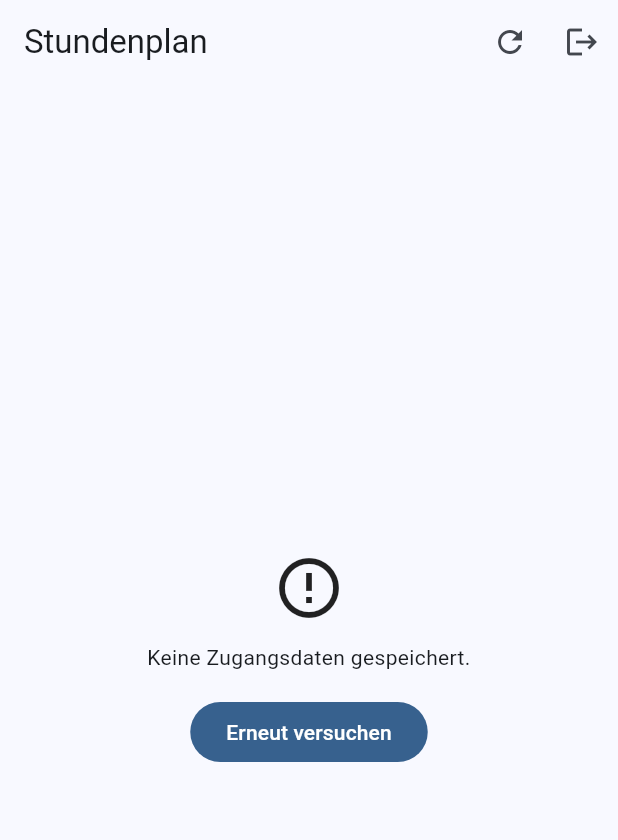
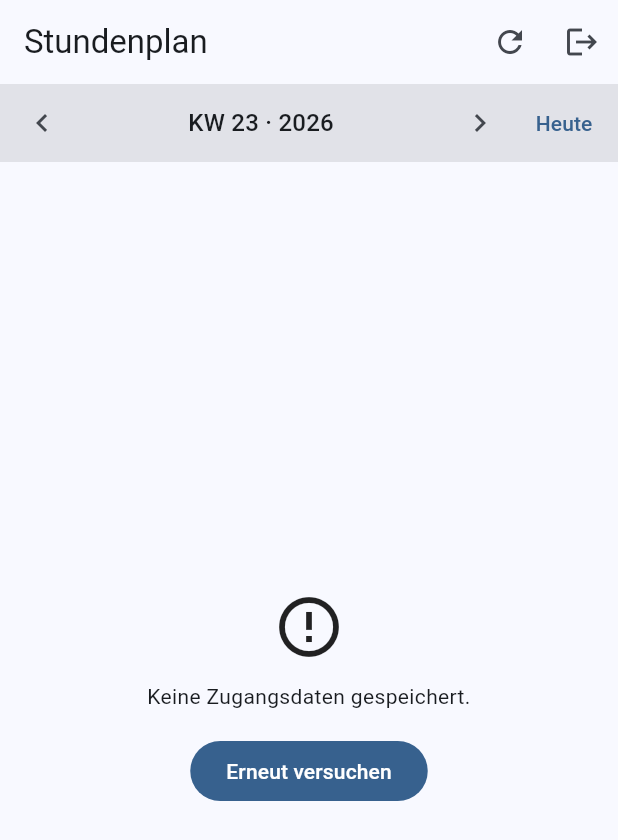
Before and after one commit to Endermen9932/Campus-Planer-fuer-HTW, a Flutter app: the TimetableScreen screen opened directly, on a phone screen of 412 x 824 dp. Shown: the top 840 px of the screen. Run offline on Flutter 3.47's test engine with Material 3 defaults, Android fonts, the phone set to English and light mode, and no system bars; our stand-ins replace flutter_local_notifications, flutter_secure_storage, shared_preferences; missing offline and left inert: workmanager; accounts and stored records are empty.

Commit message:
Add week navigation, validation CLI, and apply dart format
lsf_client: CalendarWeek.current/fromDate/next/previous (ISO 8601 weeks) with 8 new tests (41 total). Add example/fetch_timetable.dart CLI for live validation against the real LSF.

app: wire week navigation into TimetableController and timetable screen (week bar with prev/next/today).

Apply dart format across all Dart sources; update README (test count, done items, CLI usage).

https://claude.ai/code/session_01Gx4WpvRVMgWMTxRXkVgb2P

```diff
--- a/app/lib/src/services/lsf_repository.dart
+++ b/app/lib/src/services/lsf_repository.dart
@@ -6,7 +6,7 @@ import 'credential_store.dart';
 /// als HTML-Parsing) und schließt die Session wieder.
 class LsfRepository {
   LsfRepository({CredentialStore? credentials})
-      : _credentials = credentials ?? CredentialStore();
+    : _credentials = credentials ?? CredentialStore();
 
   final CredentialStore _credentials;
 
--- a/app/lib/src/state/timetable_controller.dart
+++ b/app/lib/src/state/timetable_controller.dart
@@ -7,16 +7,34 @@ enum LoadState { idle, loading, ready, error }
 
 /// Hält den Zustand der Stundenplan-Ansicht und lädt die Daten via Repository.
 class TimetableController extends ChangeNotifier {
-  TimetableController({LsfRepository? repository})
-      : _repository = repository ?? LsfRepository();
+  TimetableController({LsfRepository? repository, CalendarWeek? initialWeek})
+    : _repository = repository ?? LsfRepository(),
+      week = initialWeek ?? CalendarWeek.current();
 
   final LsfRepository _repository;
 
+  /// Aktuell angezeigte Woche.
+  CalendarWeek week;
   LoadState state = LoadState.idle;
   List<ICalEvent> events = const [];
   String? errorMessage;
 
-  Future<void> load({CalendarWeek? week}) async {
+  Future<void> nextWeek() {
+    week = week.next;
+    return load();
+  }
+
+  Future<void> previousWeek() {
+    week = week.previous;
+    return load();
+  }
+
+  Future<void> goToCurrentWeek() {
+    week = CalendarWeek.current();
+    return load();
+  }
+
+  Future<void> load() async {
     state = LoadState.loading;
     errorMessage = null;
     notifyListeners();
--- a/app/lib/src/ui/timetable_screen.dart
+++ b/app/lib/src/ui/timetable_screen.dart
@@ -61,9 +61,21 @@ class _TimetableScreenState extends State<TimetableScreen> {
           ),
         ],
       ),
-      body: RefreshIndicator(
-        onRefresh: () => _controller.load(),
-        child: _buildBody(),
+      body: Column(
+        children: [
+          _WeekBar(
+            week: _controller.week,
+            onPrevious: _controller.previousWeek,
+            onNext: _controller.nextWeek,
+            onToday: _controller.goToCurrentWeek,
+          ),
+          Expanded(
+            child: RefreshIndicator(
+              onRefresh: () => _controller.load(),
+              child: _buildBody(),
+            ),
+          ),
+        ],
       ),
     );
   }
@@ -86,6 +98,54 @@ class _TimetableScreenState extends State<TimetableScreen> {
         }
         return _EventList(events: _controller.events);
     }
+  }
+}
+
+/// Leiste zum Blättern zwischen Kalenderwochen.
+class _WeekBar extends StatelessWidget {
+  const _WeekBar({
+    required this.week,
+    required this.onPrevious,
+    required this.onNext,
+    required this.onToday,
+  });
+
+  final CalendarWeek week;
+  final VoidCallback onPrevious;
+  final VoidCallback onNext;
+  final VoidCallback onToday;
+
+  @override
+  Widget build(BuildContext context) {
+    return Material(
+      color: Theme.of(context).colorScheme.surfaceContainerHighest,
+      child: Padding(
+        padding: const EdgeInsets.symmetric(horizontal: 4, vertical: 2),
+        child: Row(
+          children: [
+            IconButton(
+              icon: const Icon(Icons.chevron_left),
+              tooltip: 'Vorige Woche',
+              onPressed: onPrevious,
+            ),
+            Expanded(
+              child: Center(
+                child: Text(
+                  'KW ${week.week} · ${week.year}',
+                  style: Theme.of(context).textTheme.titleMedium,
+                ),
+              ),
+            ),
+            IconButton(
+              icon: const Icon(Icons.chevron_right),
+              tooltip: 'Nächste Woche',
+              onPressed: onNext,
+            ),
+            TextButton(onPressed: onToday, child: const Text('Heute')),
+          ],
+        ),
+      ),
+    );
   }
 }
 
@@ -115,9 +175,12 @@ class _EventList extends StatelessWidget {
           children: [
             Padding(
               padding: const EdgeInsets.fromLTRB(16, 16, 16, 4),
-              child: Text(day,
-                  style: Theme.of(context).textTheme.titleMedium?.copyWith(
-                      fontWeight: FontWeight.bold)),
+              child: Text(
+                day,
+                style: Theme.of(
+                  context,
+                ).textTheme.titleMedium?.copyWith(fontWeight: FontWeight.bold),
+              ),
             ),
             ...dayEvents.map((e) => _EventTile(event: e)),
           ],
@@ -144,9 +207,10 @@ class _EventTile extends StatelessWidget {
       child: ListTile(
         title: Text(event.summary ?? 'Veranstaltung'),
         subtitle: Text(
-          [time, if (event.location != null) event.location!]
-              .where((s) => s.isNotEmpty)
-              .join('  ·  '),
+          [
+            time,
+            if (event.location != null) event.location!,
+          ].where((s) => s.isNotEmpty).join('  ·  '),
         ),
       ),
     );
@@ -168,7 +232,10 @@ class _ErrorView extends StatelessWidget {
           const SizedBox(height: 12),
           Text(message, textAlign: TextAlign.center),
           const SizedBox(height: 16),
-          FilledButton(onPressed: onRetry, child: const Text('Erneut versuchen')),
+          FilledButton(
+            onPressed: onRetry,
+            child: const Text('Erneut versuchen'),
+          ),
         ],
       ),
     );
--- a/packages/lsf_client/lib/lsf_client.dart
+++ b/packages/lsf_client/lib/lsf_client.dart
@@ -11,5 +11,4 @@ export 'src/login.dart' show LoginForm, looksLoggedIn;
 export 'src/lsf_client_base.dart' show LsfClient;
 export 'src/models.dart';
 export 'src/timetable_html.dart' show TimetableHtmlParser;
-export 'src/transport.dart'
-    show IoLsfTransport, LsfResponse, LsfTransport;
+export 'src/transport.dart' show IoLsfTransport, LsfResponse, LsfTransport;
--- a/packages/lsf_client/lib/src/endpoints.dart
+++ b/packages/lsf_client/lib/src/endpoints.dart
@@ -20,8 +20,8 @@ class LsfEndpoints {
   Uri loginPage() => _build({'state': 'user', 'type': '1'});
 
   /// Logout.
-  Uri logout() =>
-      _build({'state': 'user', 'type': '4', 're': 'last', 'category': 'auth.logout'});
+  Uri logout() => _build(
+      {'state': 'user', 'type': '4', 're': 'last', 'category': 'auth.logout'});
 
   /// Semesterwechsel.
   Uri switchSemester(Semester semester) => _build({
--- a/packages/lsf_client/lib/src/ical.dart
+++ b/packages/lsf_client/lib/src/ical.dart
@@ -48,7 +48,8 @@ class ICalParser {
   /// Whitespace (Space oder Tab); dieses wird entfernt und der Rest an die
   /// vorherige Zeile angehängt.
   static List<String> _unfold(String source) {
-    final raw = source.replaceAll('\r\n', '\n').replaceAll('\r', '\n').split('\n');
+    final raw =
+        source.replaceAll('\r\n', '\n').replaceAll('\r', '\n').split('\n');
     final out = <String>[];
     for (final line in raw) {
       if (line.isEmpty) continue;
@@ -143,7 +144,8 @@ String unescapeText(String input) {
 /// * `YYYYMMDDTHHMMSSZ`  → UTC
 /// * `YYYYMMDDTHHMMSS`   → floating (lokal, ggf. mit `TZID`-Parameter)
 /// * `YYYYMMDD`          → reines Datum (`VALUE=DATE`)
-ICalDateTime parseICalDate(String value, {Map<String, String> params = const {}}) {
+ICalDateTime parseICalDate(String value,
+    {Map<String, String> params = const {}}) {
   final tzid = params['TZID'];
   final isDateValue = params['VALUE']?.toUpperCase() == 'DATE';
 
--- a/packages/lsf_client/lib/src/lsf_client_base.dart
+++ b/packages/lsf_client/lib/src/lsf_client_base.dart
@@ -36,7 +36,8 @@ class LsfClient {
     final form = LoginForm.parse(page.body);
     final body = form.buildBody(username, password);
 
-    final response = await _transport.postForm(_resolveAction(form.actionPath), body);
+    final response =
+        await _transport.postForm(_resolveAction(form.actionPath), body);
     if (!looksLoggedIn(response.body)) {
       throw LoginFailedException(
         'Login abgelehnt – Benutzername/Passwort prüfen.',
--- a/packages/lsf_client/lib/src/models.dart
+++ b/packages/lsf_client/lib/src/models.dart
@@ -45,11 +45,39 @@ class CalendarWeek {
     return CalendarWeek(int.parse(parts[0]), int.parse(parts[1]));
   }
 
+  /// Aktuelle Kalenderwoche (lokale Zeit).
+  factory CalendarWeek.current() => CalendarWeek.fromDate(DateTime.now());
+
+  /// ISO-8601-Kalenderwoche für ein Datum (die Woche mit dem ersten Donnerstag
+  /// des Jahres ist Woche 1).
+  factory CalendarWeek.fromDate(DateTime date) {
+    final d = DateTime.utc(date.year, date.month, date.day);
+    final nearestThursday = d.add(Duration(days: 4 - d.weekday));
+    final yearStart = DateTime.utc(nearestThursday.year, 1, 1);
+    final weekNo = nearestThursday.difference(yearStart).inDays ~/ 7 + 1;
+    return CalendarWeek(weekNo, nearestThursday.year);
+  }
+
   final int week;
   final int year;
 
   /// LSF-Parameterwert, z.B. `"23_2026"`.
   String get param => '${week}_$year';
+
+  /// Donnerstag dieser ISO-Woche – eindeutig im korrekten Jahr.
+  DateTime get _thursday {
+    final jan4 = DateTime.utc(year, 1, 4); // liegt immer in Woche 1
+    final week1Thursday = jan4.add(Duration(days: 4 - jan4.weekday));
+    return week1Thursday.add(Duration(days: (week - 1) * 7));
+  }
+
+  /// Nächste Woche (über Jahresgrenzen hinweg korrekt).
+  CalendarWeek get next =>
+      CalendarWeek.fromDate(_thursday.add(const Duration(days: 7)));
+
+  /// Vorige Woche.
+  CalendarWeek get previous =>
+      CalendarWeek.fromDate(_thursday.subtract(const Duration(days: 7)));
 
   @override
   bool operator ==(Object other) =>
```
Also changed, not shown: app/lib/src/services/background_refresh.dart (+12 -7 lines), app/lib/src/services/credential_store.dart (+5 -4 lines), app/lib/src/ui/login_screen.dart (+6 -3 lines), packages/lsf_client/example/fetch_timetable.dart (added, +60 -0 lines), packages/lsf_client/lib/src/timetable_html.dart (+11 -1 lines), packages/lsf_client/lib/src/transport.dart (+6 -3 lines), 6 other files.
